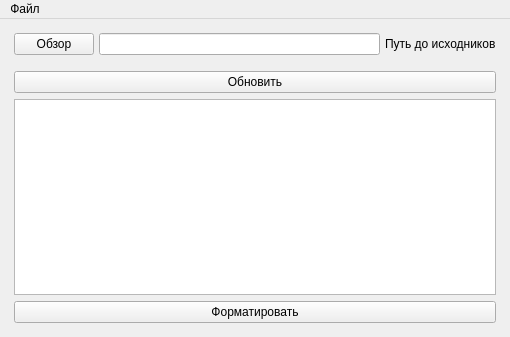
Old version of the form autoFormatToolApp/mainwindow.ui in the repository dethwyn/AutoFormatTool.
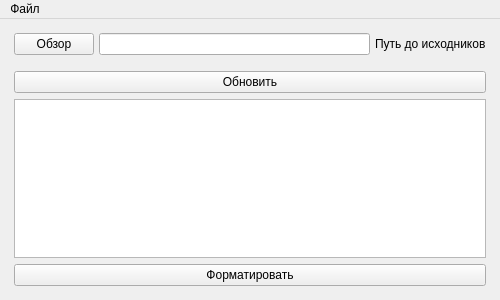
New version of the form.

Commit message: Рефакторинг

Diff of the .ui file:
```diff
--- a/autoFormatToolApp/mainwindow.ui
+++ b/autoFormatToolApp/mainwindow.ui
@@ -6,8 +6,8 @@
    <rect>
     <x>0</x>
     <y>0</y>
-    <width>510</width>
-    <height>337</height>
+    <width>500</width>
+    <height>300</height>
    </rect>
   </property>
   <property name="minimumSize">
@@ -119,7 +119,7 @@
     <rect>
      <x>0</x>
      <y>0</y>
-     <width>510</width>
+     <width>500</width>
      <height>20</height>
     </rect>
    </property>
```
The commit also changes 2 other files.
